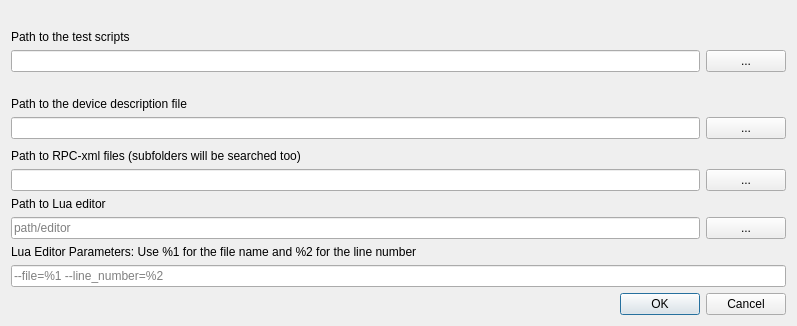
Above: src/pathsettingswindow.ui from Crystal-Photonics/crystalTestFrameworkApp before the change. Below: the same form after it.
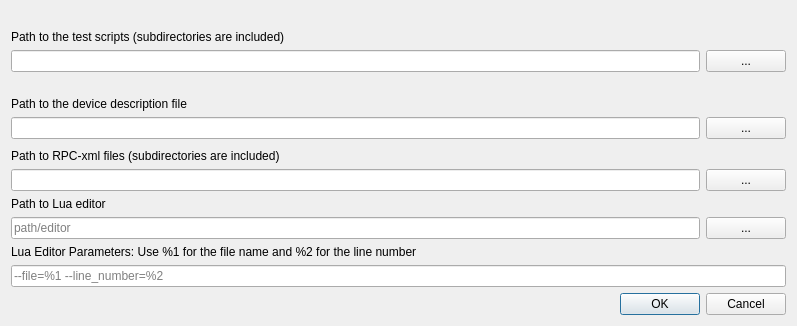
That is the form after the change.

Commit message: Script search now includes subdirectories.

Patch:
```diff
--- a/src/pathsettingswindow.ui
+++ b/src/pathsettingswindow.ui
@@ -32,7 +32,7 @@
      <item>
       <widget class="QLabel" name="label_2">
        <property name="text">
-        <string>Path to the test scripts</string>
+        <string>Path to the test scripts (subdirectories are included)</string>
        </property>
       </widget>
      </item>
@@ -116,7 +116,7 @@
      <item>
       <widget class="QLabel" name="label_4">
        <property name="text">
-        <string>Path to RPC-xml files (subfolders will be searched too)</string>
+        <string>Path to RPC-xml files (subdirectories are included)</string>
        </property>
       </widget>
      </item>
```
The commit also changes 3 other files.
